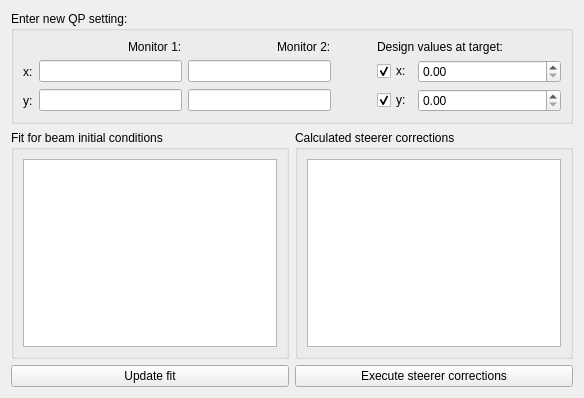
Old version of the form madqt/correct/mgm_dialog.ui in the repository hibtc/madgui.
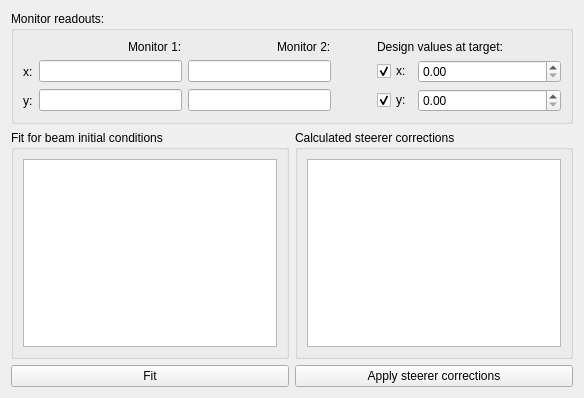
New version of the form. Custom widgets are drawn as their Qt base class.

Patch:
```diff
--- a/madqt/correct/mgm_dialog.ui
+++ b/madqt/correct/mgm_dialog.ui
@@ -17,7 +17,7 @@
    <item row="0" column="0" colspan="2">
     <widget class="QGroupBox" name="group_input">
      <property name="title">
-      <string>Enter new QP setting:</string>
+      <string>Monitor readouts:</string>
      </property>
      <layout class="QGridLayout" name="group_input_layout" columnstretch="0,1,1,0,0,1">
       <item row="0" column="1" alignment="Qt::AlignRight">
@@ -166,14 +166,14 @@
    <item row="2" column="0">
     <widget class="QPushButton" name="update_fit_button">
      <property name="text">
-      <string>Update fit</string>
+      <string>Fit</string>
      </property>
     </widget>
    </item>
    <item row="2" column="1">
     <widget class="QPushButton" name="execute_corrections">
      <property name="text">
-      <string>Execute steerer corrections</string>
+      <string>Apply steerer corrections</string>
      </property>
     </widget>
    </item>
```
